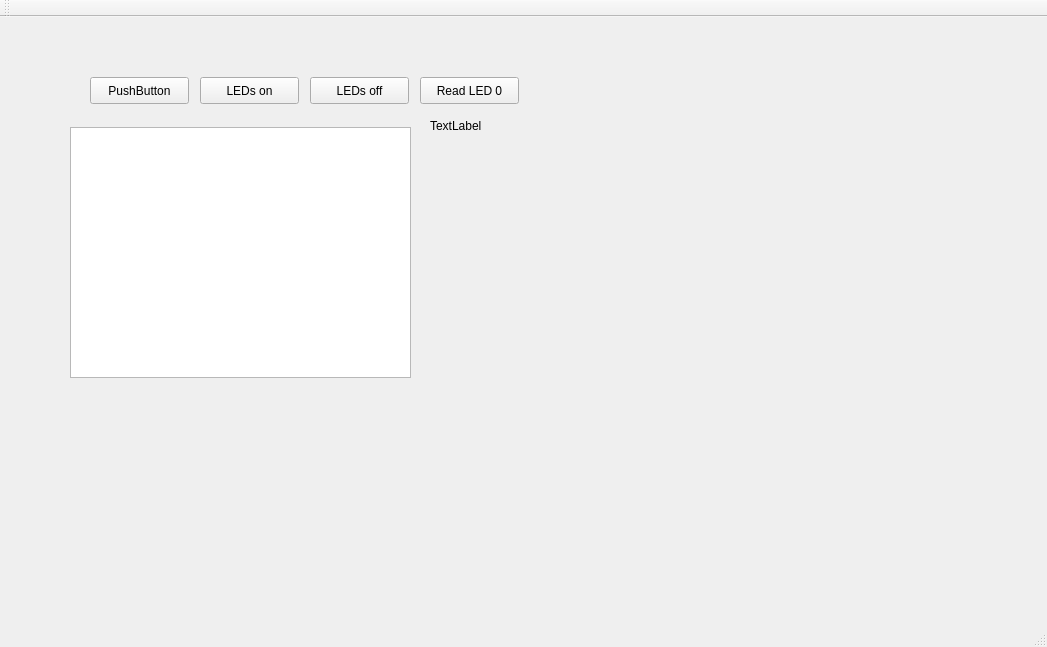
First picture: the form in mainwindow.ui, repository SemVan/QBle, before the edit.
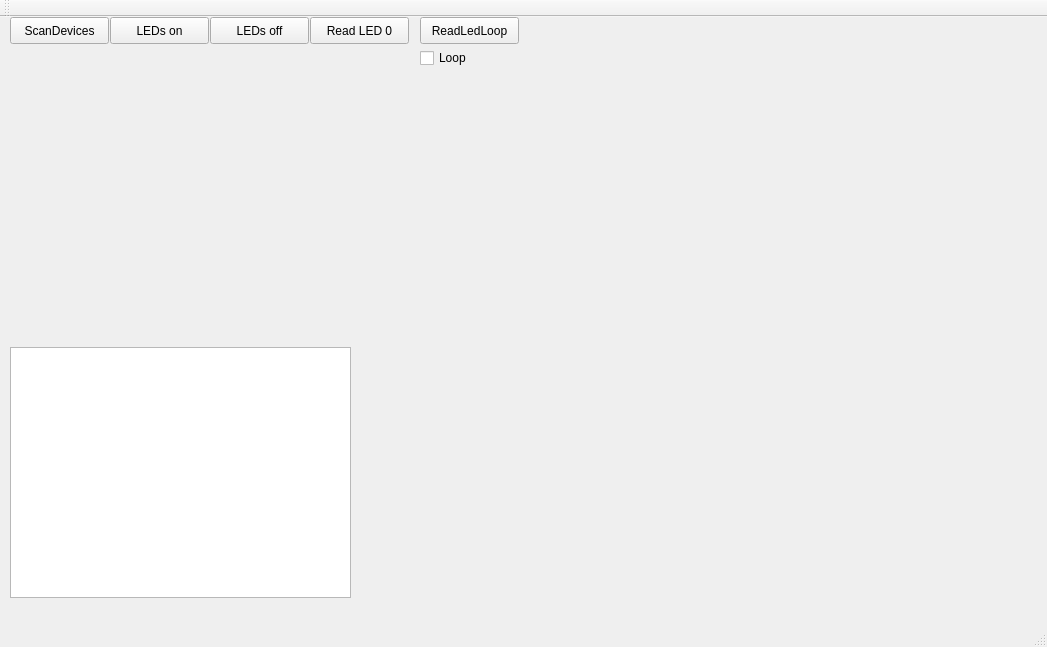
Second picture: the form after the edit. Custom widgets are drawn as their Qt base class.

```diff
--- a/mainwindow.ui
+++ b/mainwindow.ui
@@ -17,21 +17,21 @@
    <widget class="QPushButton" name="pushButton">
     <property name="geometry">
      <rect>
-      <x>90</x>
-      <y>60</y>
+      <x>10</x>
+      <y>0</y>
       <width>99</width>
       <height>27</height>
      </rect>
     </property>
     <property name="text">
-     <string>PushButton</string>
+     <string>ScanDevices</string>
     </property>
    </widget>
    <widget class="QTextEdit" name="textEdit">
     <property name="geometry">
      <rect>
-      <x>70</x>
-      <y>110</y>
+      <x>10</x>
+      <y>330</y>
       <width>341</width>
       <height>251</height>
      </rect>
@@ -40,8 +40,8 @@
    <widget class="QPushButton" name="pushButton_2">
     <property name="geometry">
      <rect>
-      <x>200</x>
-      <y>60</y>
+      <x>110</x>
+      <y>0</y>
       <width>99</width>
       <height>27</height>
      </rect>
@@ -53,8 +53,8 @@
    <widget class="QPushButton" name="pushButton_3">
     <property name="geometry">
      <rect>
-      <x>310</x>
-      <y>60</y>
+      <x>210</x>
+      <y>0</y>
       <width>99</width>
       <height>27</height>
      </rect>
@@ -66,8 +66,8 @@
    <widget class="QPushButton" name="pushButton_4">
     <property name="geometry">
      <rect>
-      <x>420</x>
-      <y>60</y>
+      <x>310</x>
+      <y>0</y>
       <width>99</width>
       <height>27</height>
      </rect>
@@ -76,17 +76,40 @@
      <string>Read LED 0</string>
     </property>
    </widget>
-   <widget class="QLabel" name="label">
+   <widget class="QCustomPlot" name="widget" native="true">
     <property name="geometry">
      <rect>
-      <x>430</x>
-      <y>100</y>
-      <width>67</width>
-      <height>17</height>
+      <x>50</x>
+      <y>90</y>
+      <width>671</width>
+      <height>231</height>
      </rect>
     </property>
+   </widget>
+   <widget class="QPushButton" name="pushButton_5">
+    <property name="geometry">
+     <rect>
+      <x>420</x>
+      <y>0</y>
+      <width>99</width>
+      <height>27</height>
+     </rect>
+    </property>
     <property name="text">
-     <string>TextLabel</string>
+     <string>ReadLedLoop</string>
+    </property>
+   </widget>
+   <widget class="QCheckBox" name="checkBox">
+    <property name="geometry">
+     <rect>
+      <x>420</x>
+      <y>30</y>
+      <width>97</width>
+      <height>22</height>
+     </rect>
+    </property>
+    <property name="text">
+     <string>Loop</string>
     </property>
    </widget>
   </widget>
@@ -111,6 +134,14 @@
   <widget class="QStatusBar" name="statusBar"/>
  </widget>
  <layoutdefault spacing="6" margin="11"/>
+ <customwidgets>
+  <customwidget>
+   <class>QCustomPlot</class>
+   <extends>QWidget</extends>
+   <header>qcustomplot.h</header>
+   <container>1</container>
+  </customwidget>
+ </customwidgets>
  <resources/>
  <connections/>
 </ui>
```
